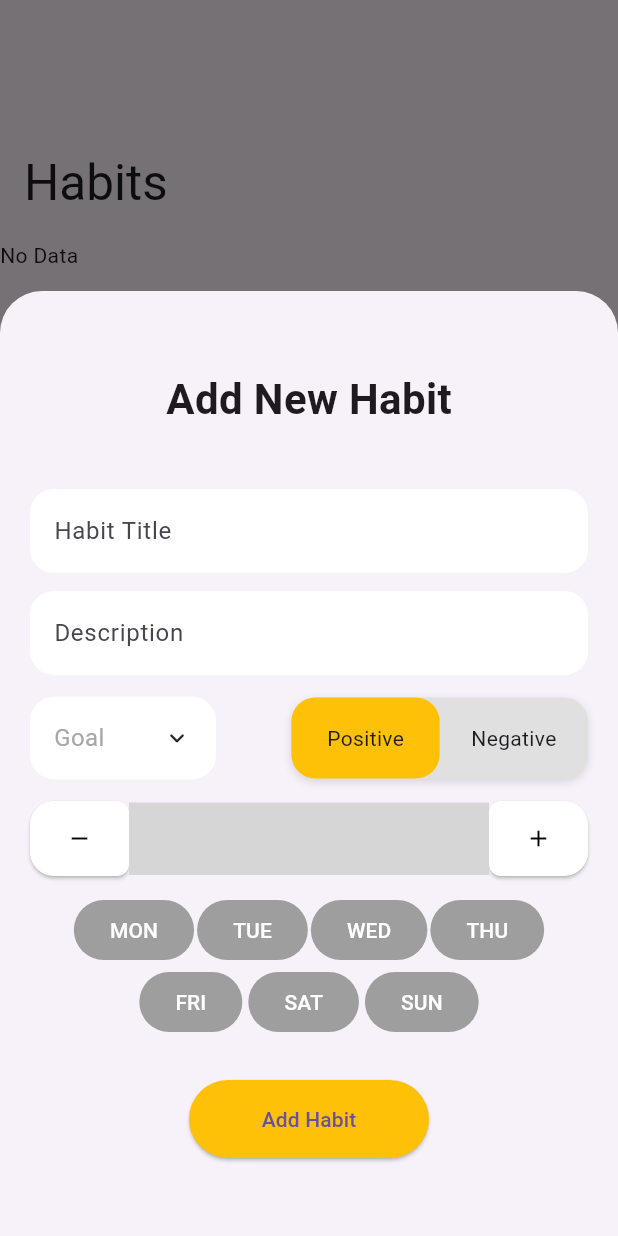
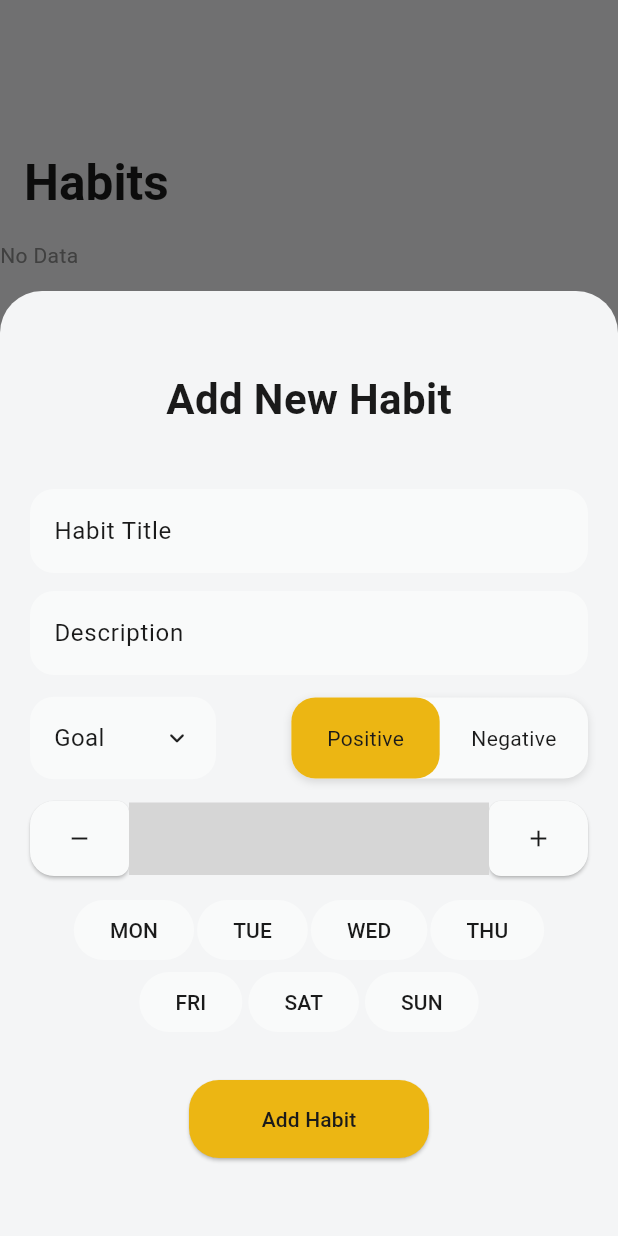
Before and after one commit to sahil-ingle/niyama, a Flutter app: the screen it shows after launch, item 2 of the bottom bar chosen, after a tap on the "add" icon, on a phone screen of 412 x 824 dp. Run offline on Flutter 3.47's test engine with Material 3 defaults, Android fonts, the light colour scheme and no system bars; drawn by our look-alikes of animated_custom_dropdown, flutter_toggle_tab; our stand-ins replace hive, hive_flutter, icons_plus, percent_indicator, table_calendar; missing offline and left inert: time_picker_spinner_pop_up; accounts and stored records are empty; grey boxes are pictures that could not be loaded.

Commit message:
added themes

```diff
--- a/lib/main.dart
+++ b/lib/main.dart
@@ -3,6 +3,7 @@ import 'package:hive_flutter/hive_flutter.dart';
 import 'package:niyama/models/habit.dart';
 import 'package:niyama/navigation_page.dart';
 import 'package:niyama/models/boxes.dart';
+import 'package:niyama/theme/theme.dart';
 
 void main() async {
   await Hive.initFlutter();
@@ -19,6 +20,10 @@ class MainApp extends StatelessWidget {
 
   @override
   Widget build(BuildContext context) {
-    return MaterialApp(home: NavigationPage());
+    return MaterialApp(
+      home: NavigationPage(),
+      theme: lightTheme,
+      darkTheme: darkTheme,
+    );
   }
 }
--- a/lib/navigation_page.dart
+++ b/lib/navigation_page.dart
@@ -35,6 +35,8 @@ class _NavigationPageState extends State<NavigationPage> {
     showModalBottomSheet(
       isScrollControlled: true,
       context: context,
+      backgroundColor: Theme.of(context).scaffoldBackgroundColor,
+
       builder: (ctx) {
         return Padding(
           padding: EdgeInsets.only(bottom: 52, left: 20, right: 20, top: 52),
@@ -59,7 +61,10 @@ class _NavigationPageState extends State<NavigationPage> {
           ? FloatingActionButton(
               onPressed: addNewToDo,
               tooltip: "New To-Do",
-              child: Icon(Icons.add),
+              child: Icon(
+                Icons.add,
+                color: Theme.of(context).colorScheme.onPrimary,
+              ),
             )
           : null,
 
--- a/lib/pages/habit_page.dart
+++ b/lib/pages/habit_page.dart
@@ -78,10 +78,14 @@ class _HabitPageState extends State<HabitPage> {
     return CustomScrollView(
       slivers: [
         SliverAppBar(
+          backgroundColor: Theme.of(context).scaffoldBackgroundColor,
           pinned: true,
           expandedHeight: 160,
           flexibleSpace: FlexibleSpaceBar(
-            title: Text("Habits"),
+            title: Text(
+              "Habits",
+              style: TextStyle(color: Theme.of(context).colorScheme.onSurface),
+            ),
             titlePadding: EdgeInsets.only(left: 16, bottom: 16),
           ),
         ),
--- a/lib/pages/home_page.dart
+++ b/lib/pages/home_page.dart
@@ -43,8 +43,12 @@ class HomePage extends StatelessWidget {
         SliverAppBar(
           pinned: true,
           expandedHeight: 160,
+          backgroundColor: Theme.of(context).scaffoldBackgroundColor,
           flexibleSpace: FlexibleSpaceBar(
-            title: Text("Hello, Sahil"),
+            title: Text(
+              "Hello, Sahil",
+              style: TextStyle(color: Theme.of(context).colorScheme.onSurface),
+            ),
             titlePadding: EdgeInsets.only(left: 16, bottom: 16),
           ),
         ),
@@ -68,16 +72,16 @@ class HomePage extends StatelessWidget {
                           style: TextStyle(
                             fontSize: 16,
                             fontWeight: FontWeight.w600,
-                            color: Colors.grey[600],
+                            color: Theme.of(context).colorScheme.onSurface,
                           ),
                         ),
-                        SizedBox(height: 8),
+                        SizedBox(height: 4),
                         Text(
                           "${(successRate * 100).toStringAsFixed(0)}%",
                           style: TextStyle(
-                            fontSize: 40,
+                            fontSize: 48,
                             fontWeight: FontWeight.bold,
-                            color: Colors.blueAccent,
+                            color: Theme.of(context).colorScheme.primary,
                           ),
                         ),
                         SizedBox(height: 4),
@@ -85,7 +89,9 @@ class HomePage extends StatelessWidget {
                           "Habit Success Rate",
                           style: TextStyle(
                             fontSize: 14,
-                            color: Colors.grey[600],
+                            color: Theme.of(
+                              context,
+                            ).colorScheme.onSurfaceVariant,
                           ),
                         ),
                       ],
@@ -103,7 +109,7 @@ class HomePage extends StatelessWidget {
                             style: TextStyle(
                               fontWeight: FontWeight.bold,
                               fontSize: 16,
-                              color: Colors.green,
+                              color: Theme.of(context).colorScheme.onSurface,
                             ),
                           ),
                           Text(
@@ -111,13 +117,15 @@ class HomePage extends StatelessWidget {
                             textAlign: TextAlign.center,
                             style: TextStyle(
                               fontSize: 10,
-                              color: Colors.grey[600],
+                              color: Theme.of(context).colorScheme.onSurface,
                             ),
                           ),
                         ],
                       ),
-                      progressColor: Colors.green,
-                      backgroundColor: Colors.grey[200]!,
+                      progressColor: Theme.of(context).colorScheme.secondary,
+                      backgroundColor: Theme.of(
+                        context,
+                      ).colorScheme.onSecondary,
                       circularStrokeCap: CircularStrokeCap.round,
                       animation: true,
                       animationDuration: 1200,
--- a/lib/pages/settings_page.dart
+++ b/lib/pages/settings_page.dart
@@ -10,8 +10,12 @@ class SettingsPage extends StatelessWidget {
         SliverAppBar(
           pinned: true,
           expandedHeight: 160,
+          backgroundColor: Theme.of(context).scaffoldBackgroundColor,
           flexibleSpace: FlexibleSpaceBar(
-            title: Text("Settings"),
+            title: Text(
+              "Settings",
+              style: TextStyle(color: Theme.of(context).colorScheme.onSurface),
+            ),
             titlePadding: EdgeInsets.only(left: 16, bottom: 16),
           ),
         ),
--- a/lib/pages/to_do_page.dart
+++ b/lib/pages/to_do_page.dart
@@ -10,8 +10,12 @@ class ToDoPage extends StatelessWidget {
         SliverAppBar(
           pinned: true,
           expandedHeight: 160,
+          backgroundColor: Theme.of(context).scaffoldBackgroundColor,
           flexibleSpace: FlexibleSpaceBar(
-            title: Text("To-Do"),
+            title: Text(
+              "To-Do",
+              style: TextStyle(color: Theme.of(context).colorScheme.onSurface),
+            ),
             titlePadding: EdgeInsets.only(left: 16, bottom: 16),
           ),
         ),
--- /dev/null
+++ b/lib/theme/theme.dart
@@ -0,0 +1,143 @@
+import 'package:flutter/material.dart';
+
+// ------------------
+// Color Palette - Dark (Improved)
+// ------------------
+
+// Background & surfaces
+final HSLColor surfaceDark = HSLColor.fromAHSL(1.0, 210, 0.20, 0.10);
+final HSLColor cardSurfaceDark = HSLColor.fromAHSL(1.0, 210, 0.18, 0.18);
+
+// Primary & Secondary
+final HSLColor primaryDark = HSLColor.fromAHSL(
+  1.0,
+  45,
+  0.95,
+  0.55,
+); // brighter yellow
+final HSLColor secondaryDark = HSLColor.fromAHSL(
+  1.0,
+  160,
+  0.75,
+  0.50,
+); // richer green
+
+// Text
+final HSLColor textPrimaryDark = HSLColor.fromAHSL(1.0, 0, 0.0, 0.97);
+final HSLColor textSecondaryDark = HSLColor.fromAHSL(1.0, 0, 0.0, 0.75);
+
+// Borders & dividers
+final HSLColor borderColorDark = HSLColor.fromAHSL(1.0, 210, 0.30, 0.38);
+
+// ------------------
+// Color Palette - Light (Improved)
+// ------------------
+
+// Background & surfaces
+final HSLColor surfaceLight = HSLColor.fromAHSL(1.0, 210, 0.12, 0.96);
+final HSLColor cardSurfaceLight = HSLColor.fromAHSL(1.0, 210, 0.10, 0.98);
+
+// Primary & Secondary
+final HSLColor primaryLight = HSLColor.fromAHSL(1.0, 45, 0.85, 0.50);
+final HSLColor secondaryLight = HSLColor.fromAHSL(1.0, 160, 0.65, 0.45);
+
+// Text
+final HSLColor textPrimaryLight = HSLColor.fromAHSL(1.0, 0, 0.0, 0.10);
+final HSLColor textSecondaryLight = HSLColor.fromAHSL(1.0, 0, 0.0, 0.55);
+
+// Borders & dividers
+final HSLColor borderColorLight = HSLColor.fromAHSL(1.0, 210, 0.25, 0.85);
+
+// ------------------
+// Dark ThemeData
+// ------------------
+final ThemeData darkTheme = ThemeData(
+  brightness: Brightness.dark,
+  scaffoldBackgroundColor: surfaceDark.toColor(),
+  cardColor: cardSurfaceDark.toColor(),
+  appBarTheme: AppBarTheme(
+    backgroundColor: cardSurfaceDark.toColor(),
+    foregroundColor: textPrimaryDark.toColor(),
+    elevation: 2,
+  ),
+  floatingActionButtonTheme: FloatingActionButtonThemeData(
+    backgroundColor: primaryDark.toColor(),
+    foregroundColor: textPrimaryDark.toColor(),
+  ),
+  colorScheme: ColorScheme(
+    brightness: Brightness.dark,
+    primary: primaryDark.toColor(),
+    onPrimary: textPrimaryDark.toColor(),
+    secondary: secondaryDark.toColor(),
+    onSecondary: textPrimaryDark.toColor(),
+    surface: cardSurfaceDark.toColor(),
+    onSurface: textPrimaryDark.toColor(),
+    error: Colors.redAccent,
+    onError: Colors.white,
+  ),
+  dividerColor: borderColorDark.toColor(),
+  textTheme: TextTheme(
+    bodyLarge: TextStyle(color: textPrimaryDark.toColor()),
+    bodyMedium: TextStyle(color: textSecondaryDark.toColor()),
+    bodySmall: TextStyle(color: textSecondaryDark.toColor()),
+    titleLarge: TextStyle(
+      color: primaryDark.toColor(),
+      fontWeight: FontWeight.bold,
+    ),
+    titleMedium: TextStyle(
+      color: primaryDark.toColor(),
+      fontWeight: FontWeight.bold,
+    ),
+    titleSmall: TextStyle(color: primaryDark.toColor()),
+    labelLarge: TextStyle(color: secondaryDark.toColor()),
+    labelMedium: TextStyle(color: secondaryDark.toColor()),
+    labelSmall: TextStyle(color: secondaryDark.toColor()),
+  ),
+);
+
+// ------------------
+// Light ThemeData
+// ------------------
+final ThemeData lightTheme = ThemeData(
+  brightness: Brightness.light,
+  scaffoldBackgroundColor: surfaceLight.toColor(),
+  cardColor: cardSurfaceLight.toColor(),
+  appBarTheme: AppBarTheme(
+    backgroundColor: cardSurfaceLight.toColor(),
+    foregroundColor: textPrimaryLight.toColor(),
+    elevation: 2,
+  ),
+  floatingActionButtonTheme: FloatingActionButtonThemeData(
+    backgroundColor: primaryLight.toColor(),
+    foregroundColor: textPrimaryLight.toColor(),
+  ),
+  colorScheme: ColorScheme(
+    brightness: Brightness.light,
+    primary: primaryLight.toColor(),
+    onPrimary: textPrimaryLight.toColor(),
+    secondary: secondaryLight.toColor(),
+    onSecondary: textPrimaryLight.toColor(),
+    surface: cardSurfaceLight.toColor(),
+    onSurface: textPrimaryLight.toColor(),
+    error: Colors.redAccent,
+    onError: Colors.white,
+  ),
+  dividerColor: borderColorLight.toColor(),
+  textTheme: TextTheme(
+    bodyLarge: TextStyle(color: textPrimaryLight.toColor()),
+    bodyMedium: TextStyle(color: textSecondaryLight.toColor()),
+    bodySmall: TextStyle(color: textSecondaryLight.toColor()),
+    titleLarge: TextStyle(
+      color: primaryLight.toColor(),
+      fontWeight: FontWeight.bold,
+    ),
+    titleMedium: TextStyle(
+      color: primaryLight.toColor(),
+      fontWeight: FontWeight.bold,
+    ),
+    titleSmall: TextStyle(color: primaryLight.toColor()),
+    labelLarge: TextStyle(color: secondaryLight.toColor()),
+    labelMedium: TextStyle(color: secondaryLight.toColor()),
+    labelSmall: TextStyle(color: secondaryLight.toColor()),
+  ),
+);
--- a/lib/widgets/habit_add_sheet.dart
+++ b/lib/widgets/habit_add_sheet.dart
@@ -100,7 +100,11 @@ class _HabitAddSheetState extends State<HabitAddSheet> {
       children: [
         Text(
           "Add New Habit",
-          style: TextStyle(fontWeight: FontWeight.bold, fontSize: 28),
+          style: TextStyle(
+            fontWeight: FontWeight.bold,
+            fontSize: 28,
+            color: Theme.of(context).colorScheme.onSurface,
+          ),
         ),
         SizedBox(height: 40),
 
@@ -124,6 +128,7 @@ class _HabitAddSheetState extends State<HabitAddSheet> {
               child: Center(
                 child: CustomDropdown(
                   hintText: "Goal",
+
                   items: [
                     '7 days',
                     '21 days',
@@ -140,6 +145,20 @@ class _HabitAddSheetState extends State<HabitAddSheet> {
                   },
                   decoration: CustomDropdownDecoration(
                     closedBorderRadius: BorderRadius.circular(16),
+                    closedFillColor: Theme.of(context).colorScheme.surface,
+                    expandedFillColor: Theme.of(context).colorScheme.surface,
+                    hintStyle: TextStyle(
+                      color: Theme.of(context).colorScheme.onSurface,
+                      fontSize: 16,
+                    ),
+                    headerStyle: TextStyle(
+                      color: Theme.of(context).colorScheme.onSurface,
+                      fontSize: 16,
+                    ),
+                    listItemStyle: TextStyle(
+                      color: Theme.of(context).colorScheme.onSurface,
+                      fontSize: 16,
+                    ),
                   ),
                 ),
               ),
@@ -152,11 +171,23 @@ class _HabitAddSheetState extends State<HabitAddSheet> {
                 width: 48,
                 borderRadius: 16,
                 height: 54,
-                selectedBackgroundColors: [Colors.amber],
+                selectedBackgroundColors: [
+                  Theme.of(context).colorScheme.primary,
+                ],
                 dataTabs: [
                   DataTab(title: "Positive"),
                   DataTab(title: "Negative"),
                 ],
+                selectedTextStyle: TextStyle(
+                  color: Theme.of(context).colorScheme.onPrimary,
+                ),
+                unSelectedBackgroundColors: [
+                  Theme.of(context).colorScheme.surface,
+                ],
+                unSelectedTextStyle: TextStyle(
+                  color: Theme.of(context).colorScheme.onSurface,
+                ),
+
                 selectedLabelIndex: (index) {
                   setState(() {
                     _selectedHabitIndex = index;
@@ -182,8 +213,8 @@ class _HabitAddSheetState extends State<HabitAddSheet> {
               },
 
               style: FilledButton.styleFrom(
-                backgroundColor: Colors.white,
-                iconColor: Colors.black,
+                backgroundColor: Theme.of(context).colorScheme.surface,
+                iconColor: Theme.of(context).colorScheme.onSurface,
                 elevation: 1,
 
                 shape: RoundedRectangleBorder(
@@ -217,7 +248,7 @@ class _HabitAddSheetState extends State<HabitAddSheet> {
                   return SizedBox(
                     height: 60,
                     child: Card(
-                      color: Colors.white,
+                      color: Theme.of(context).colorScheme.surface,
                       elevation: 1,
                       shape: RoundedRectangleBorder(
                         borderRadius: BorderRadiusGeometry.circular(8),
@@ -225,6 +256,9 @@ class _HabitAddSheetState extends State<HabitAddSheet> {
                       child: Center(
                         child: Text(
                           '${_timePicked.hour.toString()} Hr ${_timePicked.minute.toString()} Min',
+                          style: TextStyle(
+                            color: Theme.of(context).colorScheme.onSurface,
+                          ),
                         ),
                       ),
                     ),
@@ -241,8 +275,8 @@ class _HabitAddSheetState extends State<HabitAddSheet> {
               },
 
               style: FilledButton.styleFrom(
-                backgroundColor: Colors.white,
-                iconColor: Colors.black,
+                backgroundColor: Theme.of(context).colorScheme.surface,
+                iconColor: Theme.of(context).colorScheme.onSurface,
                 elevation: 1,
                 shape: RoundedRectangleBorder(
                   borderRadius: BorderRadiusGeometry.only(
@@ -320,11 +354,18 @@ class _HabitAddSheetState extends State<HabitAddSheet> {
 
         ElevatedButton(
           style: ElevatedButton.styleFrom(
-            backgroundColor: Colors.amber,
+            backgroundColor: Theme.of(context).colorScheme.primary,
             fixedSize: Size(160, 52),
+            shape: RoundedRectangleBorder(
+              borderRadius: BorderRadiusGeometry.circular(20),
+            ),
           ),
+
           onPressed: addDataHive,
-          child: Text("Add Habit"),
+          child: Text(
+            "Add Habit",
+            style: TextStyle(color: Theme.of(context).colorScheme.onPrimary),
+          ),
         ),
       ],
     );
--- a/lib/widgets/my_filled_btn.dart
+++ b/lib/widgets/my_filled_btn.dart
@@ -18,9 +18,24 @@ class MyFilledBtn extends StatelessWidget {
       onPressed: onTap,
 
       style: FilledButton.styleFrom(
-        backgroundColor: isSelected ? Colors.blue : Colors.grey,
+        backgroundColor: isSelected
+            ? Theme.of(context).colorScheme.secondary
+            : Theme.of(context).colorScheme.surface,
+
+        shape: RoundedRectangleBorder(
+          borderRadius: isSelected
+              ? BorderRadiusGeometry.circular(12)
+              : BorderRadiusGeometry.circular(40),
+        ),
       ),
-      child: Text(day),
+      child: Text(
+        day,
+        style: TextStyle(
+          color: isSelected
+              ? Theme.of(context).colorScheme.onSecondary
+              : Theme.of(context).colorScheme.onSurface,
+        ),
+      ),
     );
   }
 }
--- a/lib/widgets/my_habits_card.dart
+++ b/lib/widgets/my_habits_card.dart
@@ -96,6 +96,7 @@ class _MyHabitsCardState extends State<MyHabitsCard> {
       margin: EdgeInsets.symmetric(horizontal: 16, vertical: 8),
       shape: RoundedRectangleBorder(borderRadius: BorderRadius.circular(16)),
       elevation: 4,
+      color: Theme.of(context).colorScheme.surface,
 
       child: ExpansionTile(
         showTrailingIcon: false,
@@ -117,7 +118,7 @@ class _MyHabitsCardState extends State<MyHabitsCard> {
                     widget.isChecked
                         ? FontAwesome.circle_check_solid
                         : FontAwesome.circle,
-                    color: Colors.green,
+                    color: Theme.of(context).colorScheme.primary,
                     size: 26,
                   ),
                 ),
@@ -132,11 +133,15 @@ class _MyHabitsCardState extends State<MyHabitsCard> {
                       style: TextStyle(
                         fontWeight: FontWeight.bold,
                         fontSize: 18,
+                        color: Theme.of(context).colorScheme.onSecondary,
                       ),
                     ),
                     Text(
                       "Goal - ${widget.goal} Days",
-                      style: TextStyle(fontSize: 13, color: Colors.grey[600]),
+                      style: TextStyle(
+                        fontSize: 13,
+                        color: Theme.of(context).colorScheme.onSecondary,
+                      ),
                     ),
                   ],
                 ),
@@ -147,7 +152,7 @@ class _MyHabitsCardState extends State<MyHabitsCard> {
                   style: TextStyle(
                     fontSize: 16,
                     fontWeight: FontWeight.w500,
-                    color: Colors.grey.shade800,
+                    color: Theme.of(context).colorScheme.onSurface,
                   ),
                 ),
 
@@ -166,9 +171,9 @@ class _MyHabitsCardState extends State<MyHabitsCard> {
                   },
                   child: Icon(
                     _isPaused
-                        ? FontAwesome.circle_pause
-                        : FontAwesome.circle_play,
-                    color: Colors.green,
+                        ? FontAwesome.circle_pause_solid
+                        : FontAwesome.circle_play_solid,
+                    color: Theme.of(context).colorScheme.primary,
                     size: 28,
                   ),
                 ),
@@ -179,7 +184,11 @@ class _MyHabitsCardState extends State<MyHabitsCard> {
 
             Row(
               children: [
-                Icon(FontAwesome.fire_solid, color: Colors.orange, size: 20),
+                Icon(
+                  FontAwesome.fire_solid,
+                  color: Theme.of(context).colorScheme.secondary,
+                  size: 20,
+                ),
                 SizedBox(width: 8),
                 Text(
                   "${widget.currentStreak} Days",
@@ -189,7 +198,7 @@ class _MyHabitsCardState extends State<MyHabitsCard> {
                 GestureDetector(
                   child: Icon(
                     FontAwesome.chart_simple_solid,
-                    color: Colors.blue,
+                    color: Theme.of(context).colorScheme.secondary,
                     size: 22,
                   ),
                 ),
@@ -202,8 +211,8 @@ class _MyHabitsCardState extends State<MyHabitsCard> {
               lineHeight: 12,
               percent: widget.percent,
               padding: EdgeInsets.all(0),
-              progressColor: Colors.blueAccent,
-              backgroundColor: Colors.grey[300],
+              progressColor: Theme.of(context).colorScheme.secondary,
+              backgroundColor: Theme.of(context).colorScheme.onSecondary,
             ),
           ],
         ),
@@ -225,7 +234,7 @@ class _MyHabitsCardState extends State<MyHabitsCard> {
 
             calendarStyle: CalendarStyle(
               selectedDecoration: BoxDecoration(
-                color: Colors.blue,
+                color: Theme.of(context).colorScheme.secondary,
                 shape: BoxShape.circle,
               ),
               selectedTextStyle: TextStyle(
--- a/lib/widgets/my_nav_bar.dart
+++ b/lib/widgets/my_nav_bar.dart
@@ -22,8 +22,9 @@ class _MyNavBarState extends State<MyNavBar> {
       ],
       currentIndex: widget.currentIndex,
       onTap: widget.onTap,
-      unselectedItemColor: Colors.black,
-      selectedItemColor: Colors.blue,
+      unselectedItemColor: Theme.of(context).colorScheme.onSurface,
+      selectedItemColor: Theme.of(context).colorScheme.primary,
+
       showSelectedLabels: true,
       showUnselectedLabels: true,
     );
--- a/lib/widgets/my_text_field.dart
+++ b/lib/widgets/my_text_field.dart
@@ -15,9 +15,20 @@ class MyTextField extends StatelessWidget {
     return TextField(
       controller: nameController,
       decoration: InputDecoration(
-        fillColor: const Color.fromARGB(255, 255, 255, 255),
+        fillColor: Theme.of(context).colorScheme.surface,
         filled: true,
         hintText: hintText,
+        focusedBorder: OutlineInputBorder(
+          borderSide: BorderSide(
+            color: Theme.of(context).colorScheme.primary,
+            width: 2,
+          ),
+          borderRadius: BorderRadius.circular(12),
+        ),
+        errorBorder: OutlineInputBorder(
+          borderSide: BorderSide(color: Colors.redAccent, width: 2),
+          borderRadius: BorderRadius.circular(12),
+        ),
 
         border: OutlineInputBorder(
           borderSide: BorderSide.none,
```
